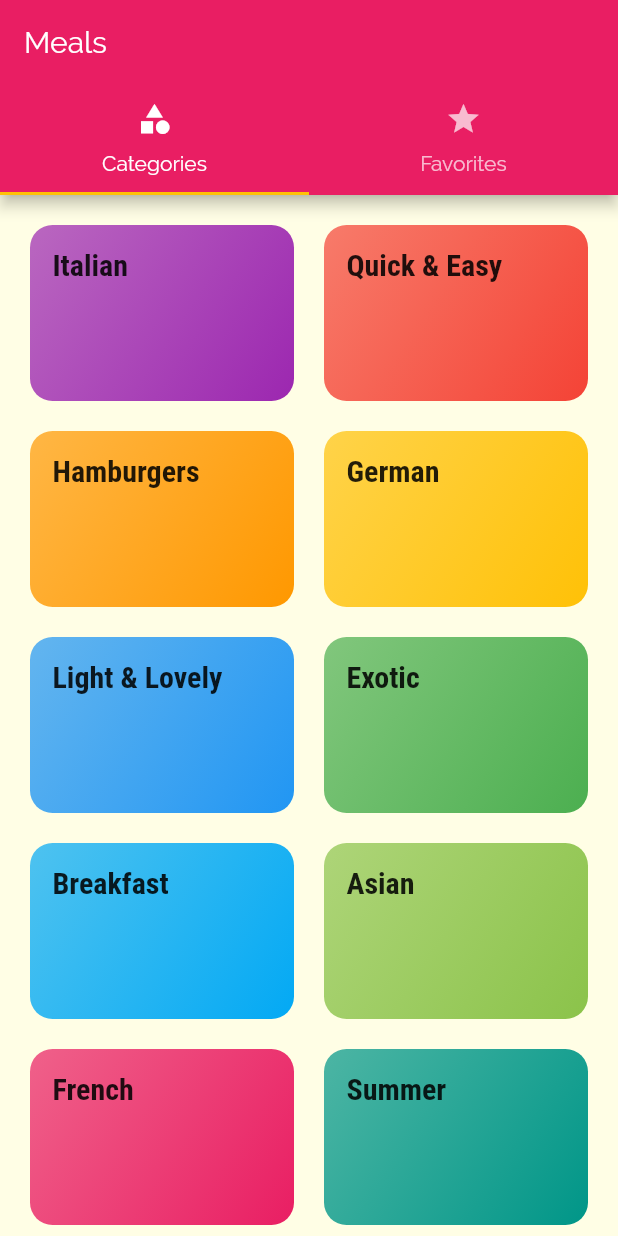
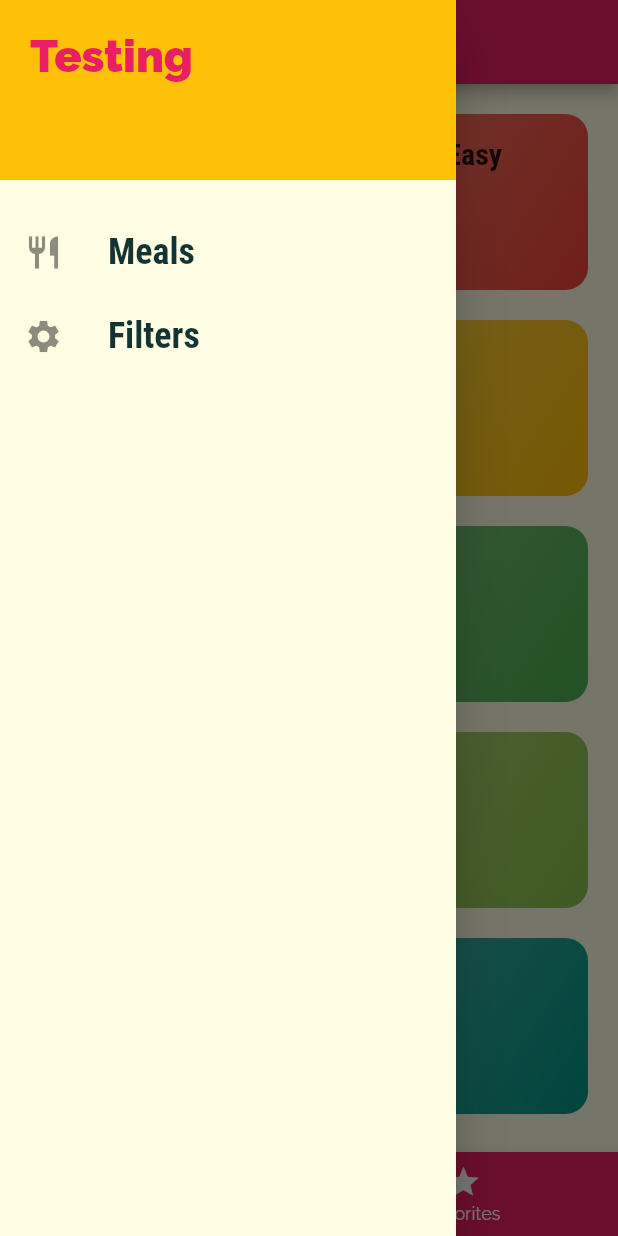
Before and after one commit to rmendoza83/flutter-delimeals, a Flutter app: the screen it shows after launch, with the side drawer open (before the commit the screen has no drawer), on a phone screen of 412 x 824 dp. Run offline on Flutter 3.47's test engine with Material 2 defaults, Android fonts, the phone set to English and light mode, and no system bars.

Commit message:
Adding Drawer (Side Menu)
- Adding another way to add tabs.
- Adding Drawer.

```diff
--- a/lib/main.dart
+++ b/lib/main.dart
@@ -4,6 +4,7 @@ import 'package:flutter/material.dart';
 import './pages/tabs_page.dart';
 import './pages/category_meals_page.dart';
 import './pages/meal_detail_page.dart';
+import './pages/filters_page.dart';
 
 void main() => runApp(MyApp());
 
@@ -37,8 +38,13 @@ class MyApp extends StatelessWidget {
       routes: {
         '/': (ctx) => TabsPage(),
         CategoryMealsPage.routeName: (ctx) => CategoryMealsPage(),
-        MealDetailPage.routeName: (ctx) => MealDetailPage()
-      }
+        MealDetailPage.routeName: (ctx) => MealDetailPage(),
+        FiltersPage.routeName: (ctx) => FiltersPage(),
+      },
+      onGenerateRoute: (settings) {
+        print(settings.arguments);
+        return null;
+      },
     );
   }
 }
--- /dev/null
+++ b/lib/pages/filters_page.dart
@@ -0,0 +1,14 @@
+import 'package:flutter/material.dart';
+
+class FiltersPage extends StatelessWidget {
+  static const routeName = '/filters';
+
+  @override
+  Widget build(BuildContext context) {
+    return Center(
+      child: Text(
+        'Filters'
+      ),
+    );
+  }
+}
--- a/lib/pages/tabs_page.dart
+++ b/lib/pages/tabs_page.dart
@@ -2,6 +2,7 @@ import 'package:flutter/material.dart';
 
 import './categories_page.dart';
 import './favorites_page.dart';
+import './../widgets/main_drawer.dart';
 
 class TabsPage extends StatefulWidget {
   @override
@@ -9,8 +10,63 @@ class TabsPage extends StatefulWidget {
 }
 
 class _TabsPageState extends State<TabsPage> {
+  final List<Map<String, Object>> _pages = [
+    {
+      'page': CategoriesPage(),
+      'title': 'Categories'
+    },
+    {
+      'page': FavoritesPage(),
+      'title': 'Your Favorites'
+    }
+  ];
+  int _selectedPageIndex = 0;
+
+  void _selectPage(int index) {
+    setState(() {
+      _selectedPageIndex = index;
+    });
+  }
+
   @override
   Widget build(BuildContext context) {
+    return Scaffold(
+      appBar: AppBar(
+        title: Text(
+          _pages[_selectedPageIndex]['title'],
+        ),
+      ),
+      drawer: MainDrawer(),
+      body: _pages[_selectedPageIndex]['page'],
+      bottomNavigationBar: BottomNavigationBar(
+        onTap: _selectPage,
+        backgroundColor: Theme.of(context).primaryColor,
+        unselectedItemColor: Colors.white,
+        selectedItemColor: Theme.of(context).accentColor,
+        currentIndex: _selectedPageIndex,
+        items: [
+          BottomNavigationBarItem(
+            backgroundColor: Theme.of(context).primaryColor,
+            icon: Icon(
+              Icons.category,
+            ),
+            title: Text(
+              'Categories',
+            ),
+          ),
+          BottomNavigationBarItem(
+            backgroundColor: Theme.of(context).primaryColor,
+            icon: Icon(
+              Icons.star,
+            ),
+            title: Text(
+              'Favorites',
+            ),
+          ),
+        ],
+      ),
+    );
+    /*
     return DefaultTabController(
       length: 2,
       child: Scaffold(
@@ -42,6 +98,6 @@ class _TabsPageState extends State<TabsPage> {
           ],
         ),
       ),
-    );
+    );*/
   }
 }
--- /dev/null
+++ b/lib/widgets/main_drawer.dart
@@ -0,0 +1,64 @@
+import 'package:flutter/material.dart';
+
+import './../pages/filters_page.dart';
+
+class MainDrawer extends StatelessWidget {
+  Widget buildListTile(String title, IconData icon, Function onTapHandler) {
+    return ListTile(
+      leading: Icon(
+        icon,
+        size: 26,
+      ),
+      title: Text(
+        title,
+        style: TextStyle(
+          fontFamily: 'RobotoCondensed',
+          fontSize: 24,
+          fontWeight: FontWeight.bold
+        ),
+      ),
+      onTap: onTapHandler,
+    );
+  }
+
+  @override
+  Widget build(BuildContext context) {
+    return Drawer(
+      child: Column(
+        children: <Widget>[
+          Container(
+            height: 120,
+            width: double.infinity,
+            padding: EdgeInsets.all(20),
+            color: Theme.of(context).accentColor,
+            child: Text(
+              'Testing',
+              style: TextStyle(
+                fontWeight: FontWeight.w900,
+                fontSize: 30,
+                color: Theme.of(context).primaryColor
+              )
+            ),
+          ),
+          SizedBox(
+            height: 20,
+          ),
+          buildListTile(
+            'Meals',
+            Icons.restaurant,
+            () {
+              Navigator.of(context).pushNamed('/');
+            }
+          ),
+          buildListTile(
+            'Filters',
+            Icons.settings,
+            () {
+              Navigator.of(context).pushNamed(FiltersPage.routeName);
+            }
+          ),
+        ],
+      ),
+    );
+  }
+}
```
